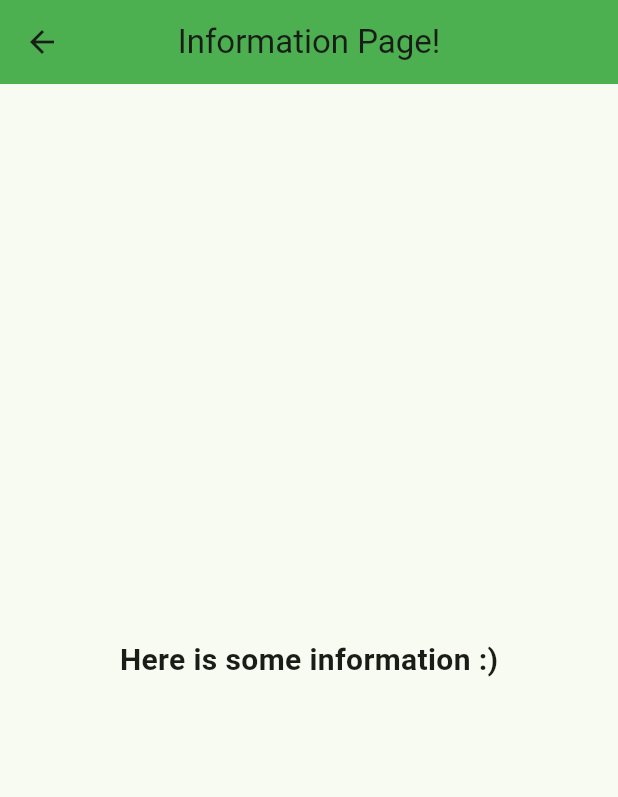
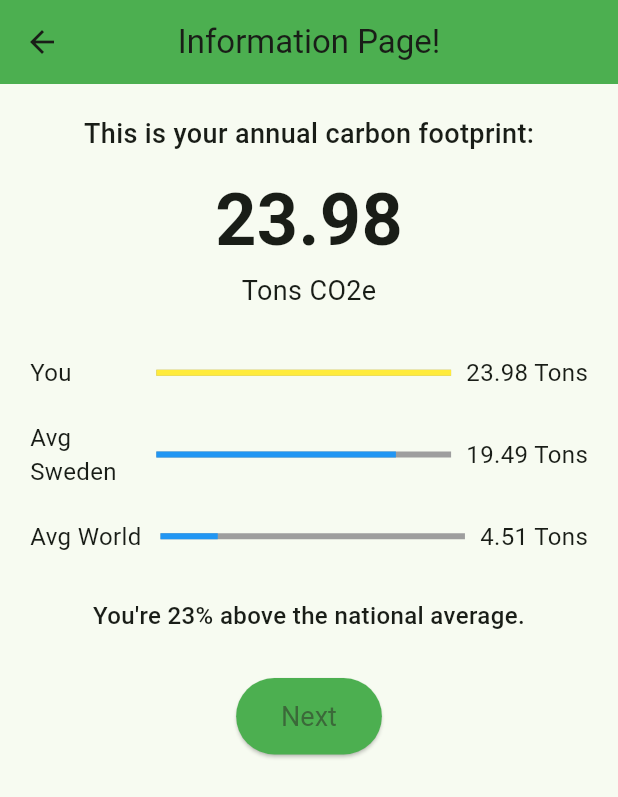
Before and after one commit to perujuice/carbon-footprint-tracker, a Flutter app: the InfoPage screen opened directly, on a phone screen of 412 x 824 dp. Shown: the top 797 px of the screen. Run offline on Flutter 3.47's test engine with Material 3 defaults, Android fonts, the phone set to English and light mode, and no system bars; our stand-ins replace flutter_calendar_carousel, flutter_typeahead.

Commit message:
basic info page before login

```diff
--- a/carbon_tracker/lib/pages/info_page.dart
+++ b/carbon_tracker/lib/pages/info_page.dart
@@ -3,12 +3,11 @@ import 'package:flutter/material.dart';
 class InfoPage extends StatefulWidget {
   const InfoPage({super.key});
 
-
   @override
-  State<InfoPage> createState() => _HelpPageState();
+  State<InfoPage> createState() => _InfoPageState();
 }
 
-class _HelpPageState extends State<InfoPage> {
+class _InfoPageState extends State<InfoPage> {
   @override
   Widget build(BuildContext context) {
     return Scaffold(
@@ -18,15 +17,149 @@ class _HelpPageState extends State<InfoPage> {
         elevation: 0.0,
         centerTitle: true,
       ),
-      body: const Center(
+      body: Padding(
+        padding: const EdgeInsets.all(20.0),
         child: Column(
-          mainAxisAlignment: MainAxisAlignment.center,
+          crossAxisAlignment: CrossAxisAlignment.start,
           children: <Widget>[
-            Text(
-              'Here is some information :)',
-              style: TextStyle(
-                fontSize: 20,
-                fontWeight: FontWeight.bold,
+            const Center(
+              child: Column(
+                children: [
+                  Text(
+                    'This is your annual carbon footprint:',
+                    style: TextStyle(
+                      fontSize: 18,
+                      fontWeight: FontWeight.w500,
+                    ),
+                  ),
+                  SizedBox(height: 10),
+                  Text(
+                    '23.98',
+                    style: TextStyle(
+                      fontSize: 48,
+                      fontWeight: FontWeight.bold,
+                    ),
+                  ),
+                  Text(
+                    'Tons CO2e',
+                    style: TextStyle(
+                      fontSize: 18,
+                      fontWeight: FontWeight.w400,
+                    ),
+                  ),
+                ],
+              ),
+            ),
+            const SizedBox(height: 30),
+            const Row(
+              children: [
+                Expanded(
+                  flex: 3,
+                  child: Text(
+                    'You',
+                    style: TextStyle(
+                      fontSize: 16,
+                    ),
+                  ),
+                ),
+                Expanded(
+                  flex: 7,
+                  child: LinearProgressIndicator(
+                    value: 1.0,
+                    backgroundColor: Colors.grey,
+                    valueColor: AlwaysStoppedAnimation<Color>(Colors.yellow),
+                  ),
+                ),
+                SizedBox(width: 10),
+                Text(
+                  '23.98 Tons',
+                  style: TextStyle(
+                    fontSize: 16,
+                  ),
+                ),
+              ],
+            ),
+            const SizedBox(height: 20),
+            const Row(
+              children: [
+                Expanded(
+                  flex: 3,
+                  child: Text(
+                    'Avg Sweden',
+                    style: TextStyle(
+                      fontSize: 16,
+                    ),
+                  ),
+                ),
+                Expanded(
+                  flex: 7,
+                  child: LinearProgressIndicator(
+                    value: 19.49 / 23.98,
+                    backgroundColor: Colors.grey,
+                    valueColor: AlwaysStoppedAnimation<Color>(Colors.blue),
+                  ),
+                ),
+                SizedBox(width: 10),
+                Text(
+                  '19.49 Tons',
+                  style: TextStyle(
+                    fontSize: 16,
+                  ),
+                ),
+              ],
+            ),
+            const SizedBox(height: 20),
+            const Row(
+              children: [
+                Expanded(
+                  flex: 3,
+                  child: Text(
+                    'Avg World',
+                    style: TextStyle(
+                      fontSize: 16,
+                    ),
+                  ),
+                ),
+                Expanded(
+                  flex: 7,
+                  child: LinearProgressIndicator(
+                    value: 4.51 / 23.98,
+                    backgroundColor: Colors.grey,
+                    valueColor: AlwaysStoppedAnimation<Color>(Colors.blue),
+                  ),
+                ),
+                SizedBox(width: 10),
+                Text(
+                  '4.51 Tons',
+                  style: TextStyle(
+                    fontSize: 16,
+                  ),
+                ),
+              ],
+            ),
+            const SizedBox(height: 30),
+            const Center(
+              child: Text(
+                "You're 23% above the national average.",
+                style: TextStyle(
+                  fontSize: 16,
+                  fontWeight: FontWeight.w500,
+                ),
+                textAlign: TextAlign.center,
+              ),
+            ),
+            const SizedBox(height: 30),
+            Center(
+              child: ElevatedButton(
+                onPressed: () {},
+                style: ElevatedButton.styleFrom(
+                  backgroundColor: Colors.green,
+                  padding: const EdgeInsets.symmetric(horizontal: 30, vertical: 15),
+                  textStyle: const TextStyle(
+                    fontSize: 18,
+                  ),
+                ),
+                child: const Text('Next'),
               ),
             ),
           ],
```
